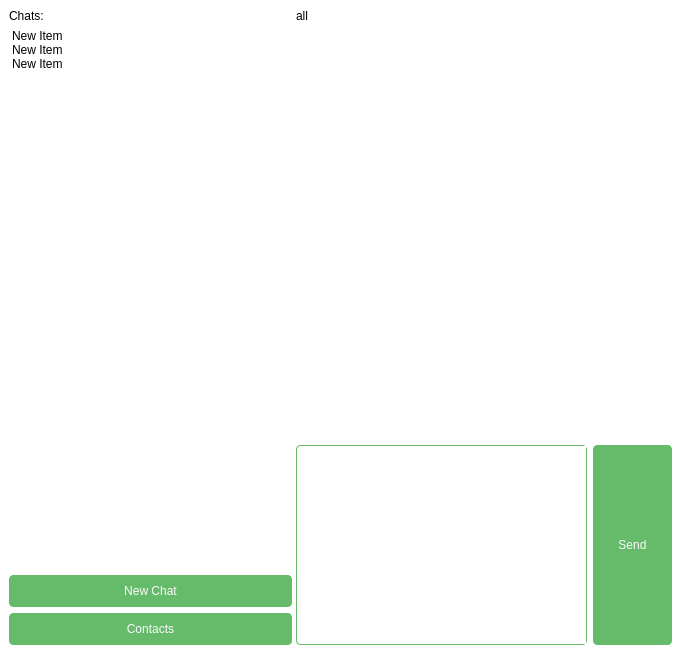
The window that hanita/forms/ui_forms/login_form02.ui (machine23/hanita) describes before a commit, drawn with Qt 5.
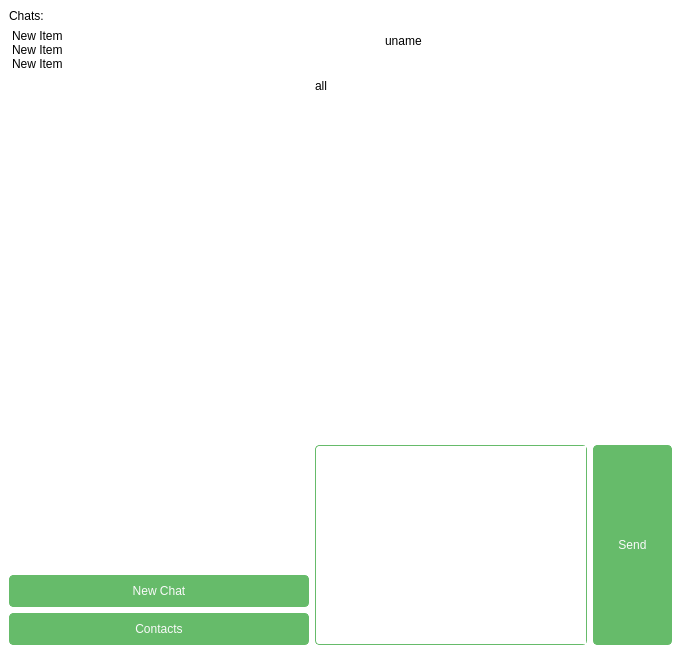
The same window after the commit. Icons and pictures are not drawn.

```diff
--- a/hanita/forms/ui_forms/login_form02.ui
+++ b/hanita/forms/ui_forms/login_form02.ui
@@ -331,25 +331,10 @@
        </layout>
       </widget>
       <widget class="QWidget" name="main_page">
-       <layout class="QVBoxLayout" name="verticalLayout_4">
-        <property name="leftMargin">
-         <number>9</number>
-        </property>
-        <property name="topMargin">
-         <number>9</number>
-        </property>
-        <property name="rightMargin">
-         <number>9</number>
-        </property>
-        <property name="bottomMargin">
-         <number>9</number>
-        </property>
+       <layout class="QHBoxLayout" name="horizontalLayout_5">
         <item>
-         <widget class="QSplitter" name="splitter_2">
-          <property name="orientation">
-           <enum>Qt::Horizontal</enum>
-          </property>
-          <widget class="QWidget" name="horizontalLayoutWidget_2">
+         <layout class="QHBoxLayout" name="horizontalLayout_4">
+          <item>
            <layout class="QVBoxLayout" name="verticalLayout_2">
             <property name="sizeConstraint">
              <enum>QLayout::SetMinAndMaxSize</enum>
@@ -428,13 +413,56 @@
              </widget>
             </item>
            </layout>
-          </widget>
-          <widget class="QSplitter" name="splitter">
-           <property name="orientation">
-            <enum>Qt::Vertical</enum>
-           </property>
-           <widget class="QWidget" name="verticalLayoutWidget">
+          </item>
+          <item>
+           <layout class="QVBoxLayout" name="verticalLayout_4">
+            <item>
             <layout class="QVBoxLayout" name="verticalLayout">
+              <item>
+               <layout class="QHBoxLayout" name="horizontalLayout_3">
+                <item>
+                 <widget class="QLabel" name="l_main_avatar">
+                  <property name="sizePolicy">
+                   <sizepolicy hsizetype="Fixed" vsizetype="Fixed">
+                    <horstretch>0</horstretch>
+                    <verstretch>0</verstretch>
+                   </sizepolicy>
+                  </property>
+                  <property name="minimumSize">
+                   <size>
+                    <width>64</width>
+                    <height>64</height>
+                   </size>
+                  </property>
+                  <property name="maximumSize">
+                   <size>
+                    <width>64</width>
+                    <height>64</height>
+                   </size>
+                  </property>
+                  <property name="cursor">
+                   <cursorShape>PointingHandCursor</cursorShape>
+                  </property>
+                  <property name="text">
+                   <string/>
+                  </property>
+                  <property name="pixmap">
+                   <pixmap>Drawing.png</pixmap>
+                  </property>
+                  <property name="scaledContents">
+                   <bool>true</bool>
+                  </property>
+                 </widget>
+                </item>
+                <item>
+                 <widget class="QLabel" name="l_main_uname">
+                  <property name="text">
+                   <string>uname</string>
+                  </property>
+                 </widget>
+                </item>
+               </layout>
+              </item>
              <item>
               <widget class="QLabel" name="l_current_chat">
                <property name="text">
@@ -589,8 +617,8 @@
               </widget>
              </item>
             </layout>
-           </widget>
-           <widget class="QWidget" name="horizontalLayoutWidget">
+            </item>
+            <item>
             <layout class="QHBoxLayout" name="horizontalLayout">
              <property name="sizeConstraint">
               <enum>QLayout::SetMinAndMaxSize</enum>
@@ -628,9 +656,10 @@
               </widget>
              </item>
             </layout>
-           </widget>
-          </widget>
-         </widget>
+            </item>
+           </layout>
+          </item>
+         </layout>
         </item>
        </layout>
       </widget>
```
Lines whose indentation alone changed are shown as unchanged.
